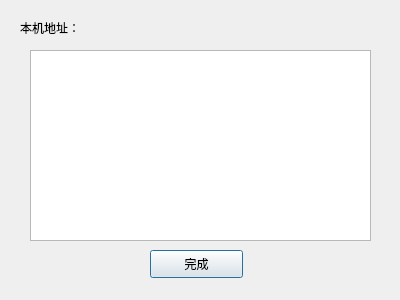
Old version of the form tcpsocket/dialogip.ui in the repository ningzichun/socket.
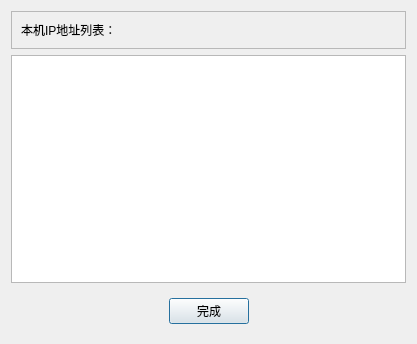
New version of the form.

```diff
--- a/tcpsocket/dialogip.ui
+++ b/tcpsocket/dialogip.ui
@@ -6,49 +6,76 @@
    <rect>
     <x>0</x>
     <y>0</y>
-    <width>400</width>
-    <height>300</height>
+    <width>417</width>
+    <height>344</height>
    </rect>
   </property>
   <property name="windowTitle">
    <string>Dialog</string>
   </property>
+  <layout class="QVBoxLayout" name="verticalLayout">
+   <item>
+    <widget class="QFrame" name="frame">
+     <property name="frameShape">
+      <enum>QFrame::StyledPanel</enum>
+     </property>
+     <property name="frameShadow">
+      <enum>QFrame::Raised</enum>
+     </property>
+     <layout class="QHBoxLayout" name="horizontalLayout_2">
+      <item>
   <widget class="QLabel" name="label">
-   <property name="geometry">
-    <rect>
-     <x>20</x>
-     <y>20</y>
-     <width>101</width>
-     <height>16</height>
-    </rect>
-   </property>
    <property name="text">
-    <string>本机地址：</string>
-   </property>
-  </widget>
+         <string>本机IP地址列表：</string>
+        </property>
+       </widget>
+      </item>
+     </layout>
+    </widget>
+   </item>
+   <item>
+    <widget class="QTextEdit" name="IPtext"/>
+   </item>
+   <item>
+    <widget class="QWidget" name="widget" native="true">
+     <layout class="QHBoxLayout" name="horizontalLayout_3">
+      <item>
+       <spacer name="horizontalSpacer">
+        <property name="orientation">
+         <enum>Qt::Horizontal</enum>
+        </property>
+        <property name="sizeHint" stdset="0">
+         <size>
+          <width>40</width>
+          <height>20</height>
+         </size>
+        </property>
+       </spacer>
+      </item>
+      <item>
   <widget class="QPushButton" name="exitButton">
-   <property name="geometry">
-    <rect>
-     <x>150</x>
-     <y>250</y>
-     <width>93</width>
-     <height>28</height>
-    </rect>
-   </property>
    <property name="text">
     <string>完成</string>
    </property>
   </widget>
-  <widget class="QTextEdit" name="IPtext">
-   <property name="geometry">
-    <rect>
-     <x>30</x>
-     <y>50</y>
-     <width>341</width>
-     <height>191</height>
-    </rect>
-   </property>
-  </widget>
+      </item>
+      <item>
+       <spacer name="horizontalSpacer_2">
+        <property name="orientation">
+         <enum>Qt::Horizontal</enum>
+        </property>
+        <property name="sizeHint" stdset="0">
+         <size>
+          <width>40</width>
+          <height>20</height>
+         </size>
+        </property>
+       </spacer>
+      </item>
+     </layout>
+    </widget>
+   </item>
+  </layout>
  </widget>
  <resources/>
  <connections/>
```
Lines whose indentation alone changed are shown as unchanged.
